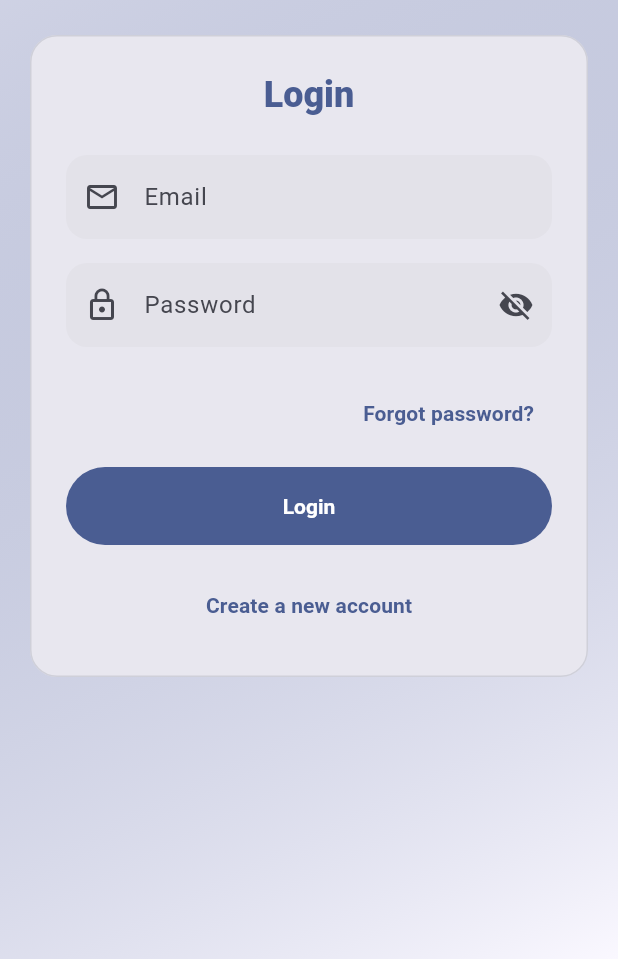
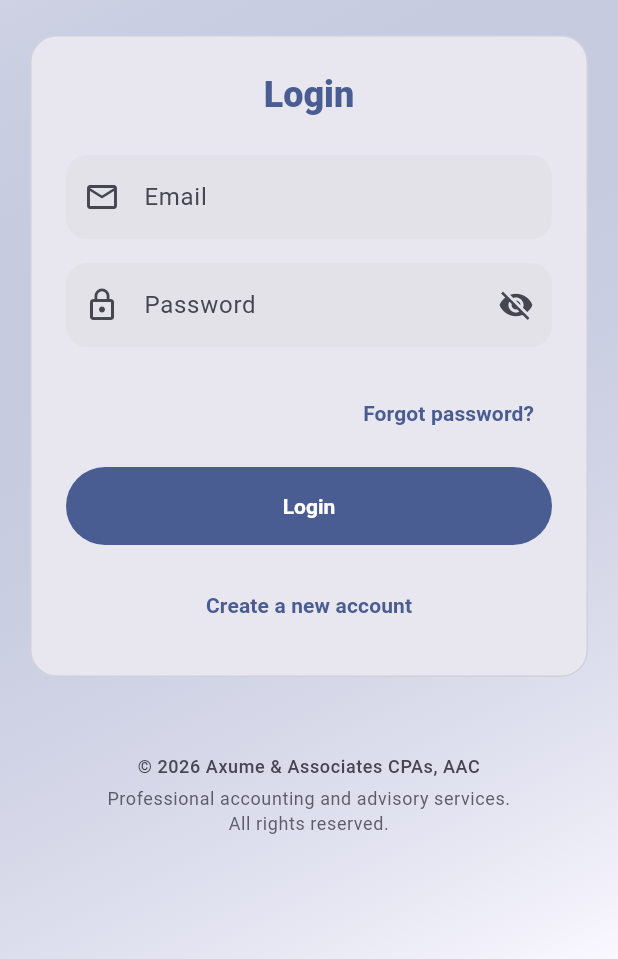
Before and after one commit to hawcpas/refund-tracker, a Flutter app: the screen it shows after launch, on a phone screen of 412 x 824 dp, the part 277-1236 px from its top. Run offline on Flutter 3.47's test engine with Material 3 defaults, Android fonts, the phone set to English and light mode, and no system bars; our stand-ins replace firebase_auth, firebase_core, google_sign_in; accounts and stored records are empty.

Commit message:
Added A&A disclaimer at the bottom (#4)

```diff
--- a/lib/screens/login_screen.dart
+++ b/lib/screens/login_screen.dart
@@ -169,7 +169,9 @@ class _LoginScreenState extends State<LoginScreen>
                 child: Column(
                   children: [
                     ImageIcon(
-                      const AssetImage('assets/icons/aa_logo_imageicon_256.png'),
+                      const AssetImage(
+                        'assets/icons/aa_logo_imageicon_256.png',
+                      ),
                       size: 128,
                       color: theme.colorScheme.primary,
                     ),
@@ -304,6 +306,33 @@ class _LoginScreenState extends State<LoginScreen>
                   ),
                 ),
               ),
+              const SizedBox(height: 48),
+
+              CenteredForm(
+                child: Column(
+                  children: [
+                    Text(
+                      "© 2026 Axume & Associates CPAs, AAC",
+                      textAlign: TextAlign.center,
+                      style: theme.textTheme.bodySmall?.copyWith(
+                        color: theme.colorScheme.onSurfaceVariant,
+                        fontWeight: FontWeight.w500,
+                      ),
+                    ),
+                    const SizedBox(height: 4),
+                    Text(
+                      "Professional accounting and advisory services.\nAll rights reserved.",
+                      textAlign: TextAlign.center,
+                      style: theme.textTheme.bodySmall?.copyWith(
+                        color: theme.colorScheme.onSurfaceVariant.withOpacity(
+                          0.85,
+                        ),
+                        height: 1.4,
+                      ),
+                    ),
+                  ],
+                ),
+              ),
             ],
           ),
         ],
```
